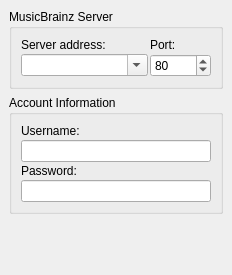
First picture: the form in ui/options_general.ui, repository metabrainz/picard, before the edit.
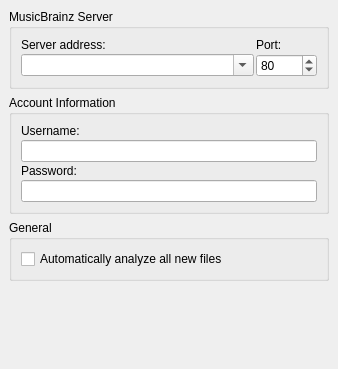
Second picture: the form after the edit.

Commit message: Added option to auto-analyze all files. (#2465)

```diff
--- a/ui/options_general.ui
+++ b/ui/options_general.ui
@@ -5,8 +5,8 @@
    <rect>
     <x>0</x>
     <y>0</y>
-    <width>232</width>
-    <height>275</height>
+    <width>338</width>
+    <height>369</height>
    </rect>
   </property>
   <layout class="QVBoxLayout" >
@@ -118,6 +118,28 @@
      </layout>
     </widget>
    </item>
+   <item>
+    <widget class="QGroupBox" name="groupBox_2" >
+     <property name="title" >
+      <string>General</string>
+     </property>
+     <layout class="QVBoxLayout" >
+      <property name="margin" >
+       <number>9</number>
+      </property>
+      <property name="spacing" >
+       <number>2</number>
+      </property>
+      <item>
+       <widget class="QCheckBox" name="analyze_new_files" >
+        <property name="text" >
+         <string>Automatically analyze all new files</string>
+        </property>
+       </widget>
+      </item>
+     </layout>
+    </widget>
+   </item>
    <item>
     <spacer>
      <property name="orientation" >
@@ -125,8 +147,8 @@
      </property>
      <property name="sizeHint" >
       <size>
-       <width>201</width>
-       <height>92</height>
+       <width>181</width>
+       <height>21</height>
       </size>
      </property>
     </spacer>
```
The commit also changes 5 other files.
